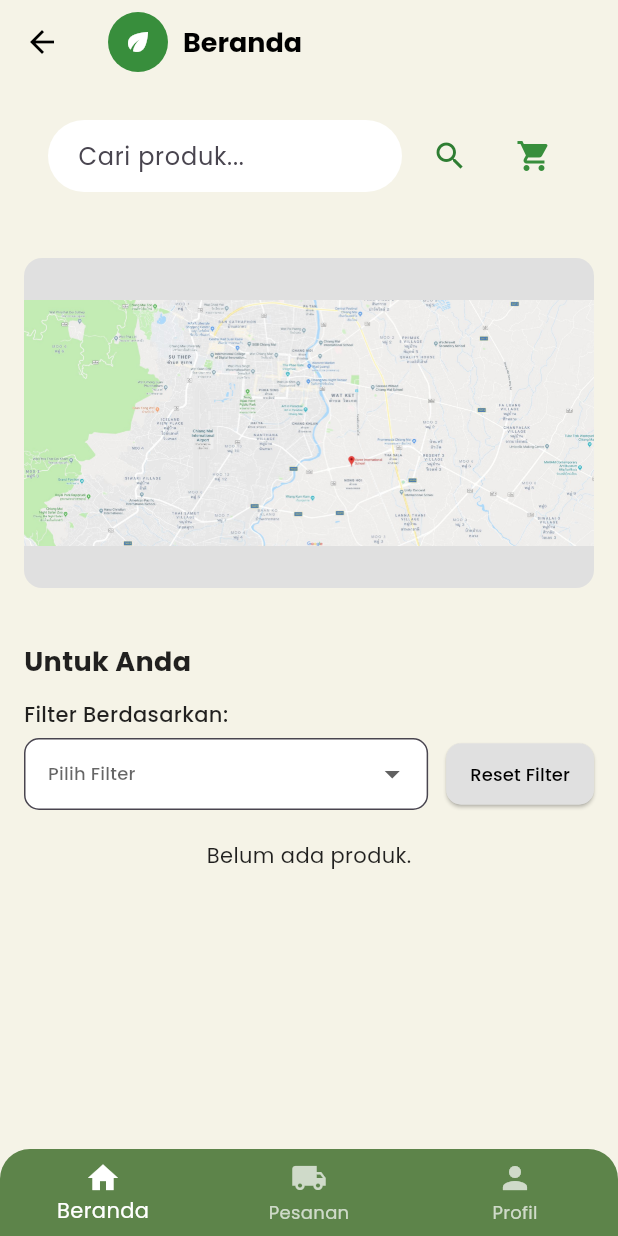
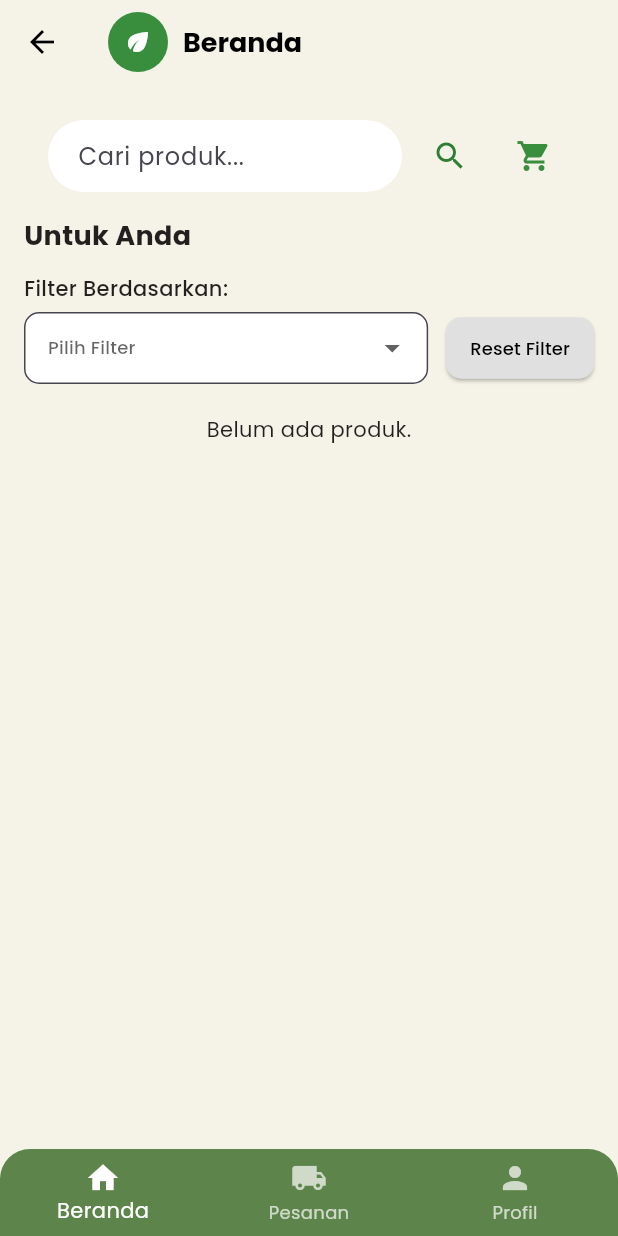
Before and after one commit to anisaideliaa/FPTekberGroup3, a Flutter app: the HomePage screen opened by its route, on a phone screen of 412 x 824 dp. Run offline on Flutter 3.47's test engine with Material 3 defaults, Android fonts, the phone set to English and light mode, and no system bars; our stand-ins replace cloud_firestore, file_picker, firebase_core, flutter_map, latlong2; accounts and stored records are empty.

Commit message:
add: address to riwayatpesanan & kelolapesanan + delete map in homepage

```diff
--- a/lib/Pages/Homepage.dart
+++ b/lib/Pages/Homepage.dart
@@ -7,7 +7,6 @@ import '../providers/cart_provider.dart' as cart;
 import '../services/product_service.dart';
 import '../widgets/product_card.dart';
 import '../widgets/custom_app_bar.dart';
-import '../widgets/map_section.dart';
 import '../widgets/search_bar_widget.dart';
 import 'ProductDetailPage.dart';
 import 'CartPage.dart';
@@ -82,9 +81,6 @@ class _HomePageState extends State<HomePage> {
                   });
                 },
               ),
-              const SizedBox(height: 12),
-              MapSection(),
-              const SizedBox(height: 20),
               const Text(
                 'Untuk Anda',
                 style: TextStyle(
--- a/lib/Pages/ProductDetailPage.dart
+++ b/lib/Pages/ProductDetailPage.dart
@@ -81,7 +81,7 @@ class ProductDetailPage extends StatelessWidget {
             ),
             const SizedBox(height: 8),
             Text(
-              'Rp. ${product.price}',
+              '${product.price}',
               style: TextStyle(
                 fontSize: isMobile ? 20 : 24,
                 color: Colors.green,
--- a/lib/widgets/map_section.dart
+++ /dev/null
@@ -1,23 +0,0 @@
-import 'package:flutter/material.dart';
-
-class MapSection extends StatelessWidget {
-  @override
-  Widget build(BuildContext context) {
-    return Container(
-      height: 220,
-      margin: EdgeInsets.symmetric(vertical: 16),
-      decoration: BoxDecoration(
-        color: Colors.grey[300],
-        borderRadius: BorderRadius.circular(12),
-      ),
-      child: ClipRRect(
-        borderRadius: BorderRadius.circular(12),
-        child: Image.asset(
-          'assets/dummy_map.jpg',
-          fit: BoxFit.fitWidth,
-          width: double.infinity,
-        ),
-      ),
-    );
-  }
-}
```
Also changed, not shown: lib/Pages/CheckoutPage.dart (+6 -3 lines), lib/Pages/KelolaPesananPage.dart (+21 -7 lines), lib/Pages/PembayaranPage.dart (+8 -5 lines), lib/Pages/RiwayatPesanan.dart (+5 -2 lines), pubspec.lock.
